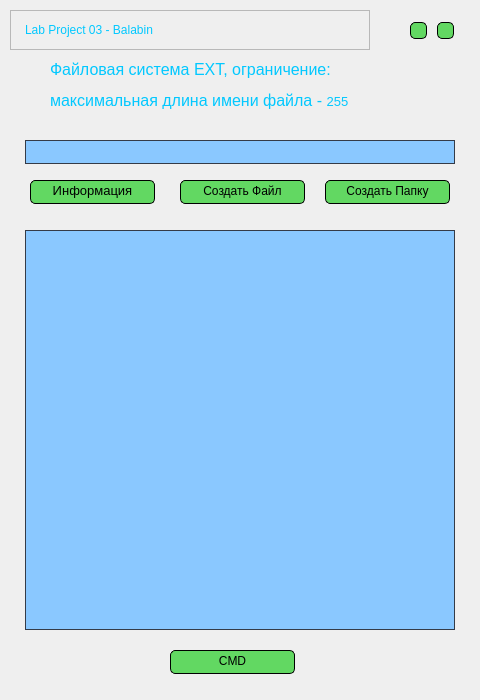
Old version of the form ui_mainwindow.ui in the repository The-SSky/lab3os.
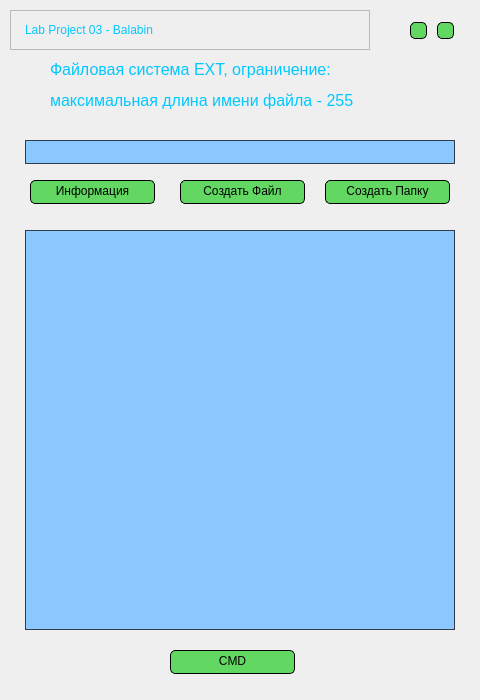
New version of the form. Icons and pictures are not drawn.

```diff
--- a/ui_mainwindow.ui
+++ b/ui_mainwindow.ui
@@ -344,7 +344,7 @@
       <string>titleLabel</string>
      </property>
      <property name="text">
-      <string>&lt;html&gt;&lt;head/&gt;&lt;body&gt;&lt;p&gt;&lt;span style=&quot; font-size:12pt;&quot;&gt;Файловая система EXT, ограничение:&lt;/span&gt;&lt;/p&gt;&lt;p&gt;&lt;span style=&quot; font-size:12pt;&quot;&gt;максимальная длина имени файла - &lt;/span&gt;&lt;span style=&quot; font-size:10pt;&quot;&gt;255&lt;/span&gt;&lt;/p&gt;&lt;/body&gt;&lt;/html&gt;</string>
+      <string>&lt;html&gt;&lt;head/&gt;&lt;body&gt;&lt;p&gt;&lt;span style=&quot; font-size:12pt;&quot;&gt;Файловая система EXT, ограничение:&lt;/span&gt;&lt;/p&gt;&lt;p&gt;&lt;span style=&quot; font-size:12pt;&quot;&gt;максимальная длина имени файла - 255&lt;/span&gt;&lt;/p&gt;&lt;/body&gt;&lt;/html&gt;</string>
      </property>
     </widget>
     <widget class="QTextEdit" name="textEdit">
@@ -369,15 +369,6 @@
        <height>24</height>
       </rect>
      </property>
-     <property name="font">
-      <font>
-       <family>Yu Gothic UI</family>
-       <pointsize>10</pointsize>
-       <weight>50</weight>
-       <italic>false</italic>
-       <bold>false</bold>
-      </font>
-     </property>
      <property name="accessibleName">
       <string>testButton</string>
      </property>
```
